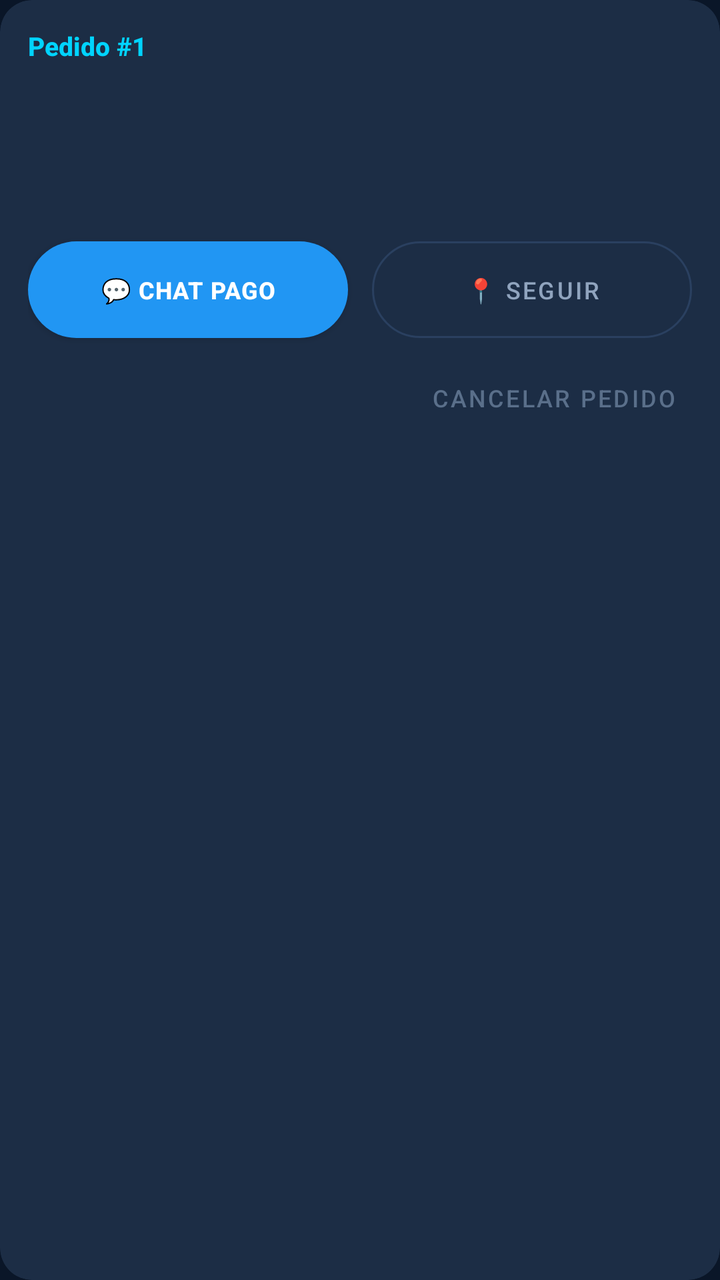
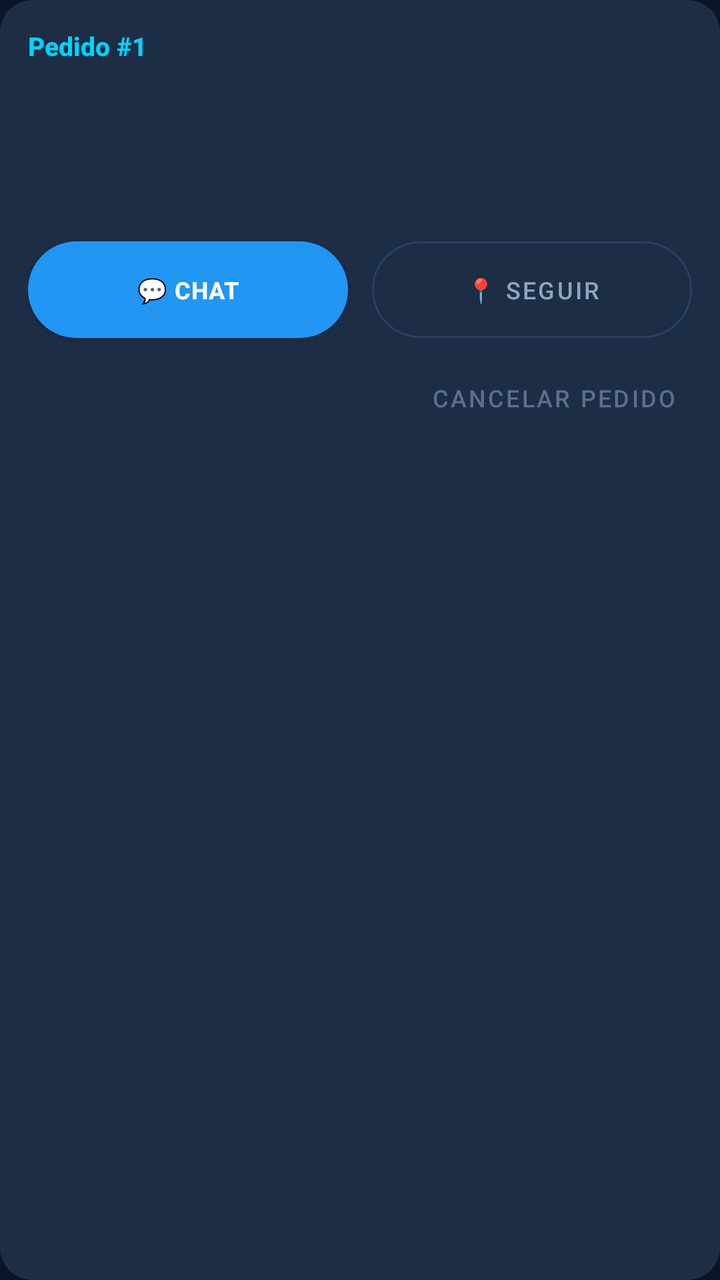

An Android layout rendered at two revisions. The XML below is the earlier revision; the diff shows what the commit changed to produce the second picture.
<!-- AndroidManifest.xml: application theme Theme.Zuppon -->
<!-- res/layout/item_active_order.xml -->
<?xml version="1.0" encoding="utf-8"?>
<androidx.cardview.widget.CardView
    xmlns:android="http://schemas.android.com/apk/res/android"
    xmlns:app="http://schemas.android.com/apk/res-auto"
    android:layout_width="match_parent"
    android:layout_height="wrap_content"
    android:layout_marginBottom="10dp"
    app:cardBackgroundColor="@color/zuppon_card_2"
    app:cardCornerRadius="16dp"
    app:cardElevation="0dp">

    <LinearLayout
        android:layout_width="match_parent"
        android:layout_height="wrap_content"
        android:orientation="vertical"
        android:padding="14dp">

        <TextView
            android:id="@+id/tv_active_order_title"
            android:layout_width="wrap_content"
            android:layout_height="wrap_content"
            android:text="Pedido #1"
            android:textColor="@color/zuppon_yellow"
            android:textSize="13sp"
            android:textStyle="bold" />

        <TextView
            android:id="@+id/tv_active_order_items"
            android:layout_width="match_parent"
            android:layout_height="wrap_content"
            android:layout_marginTop="4dp"
            android:textColor="@color/white"
            android:textSize="15sp"
            android:textStyle="bold" />

        <TextView
            android:id="@+id/tv_active_order_dest"
            android:layout_width="match_parent"
            android:layout_height="wrap_content"
            android:layout_marginTop="2dp"
            android:textColor="@color/zuppon_text_secondary"
            android:textSize="13sp" />

        <TextView
            android:id="@+id/tv_active_order_status"
            android:layout_width="match_parent"
            android:layout_height="wrap_content"
            android:layout_marginTop="8dp"
            android:textColor="@color/zuppon_accent"
            android:textSize="14sp"
            android:textStyle="bold" />

        <LinearLayout
            android:layout_width="match_parent"
            android:layout_height="wrap_content"
            android:layout_marginTop="12dp"
            android:orientation="horizontal">

            <com.google.android.material.button.MaterialButton
                android:id="@+id/btn_active_chat"
                style="@style/ZupponButton"
                android:layout_width="0dp"
                android:layout_height="wrap_content"
                android:layout_weight="1"
                android:layout_marginEnd="6dp"
                android:text="💬 Chat pago"
                android:textSize="12sp" />

            <com.google.android.material.button.MaterialButton
                android:id="@+id/btn_active_track"
                style="@style/ZupponButtonOutline"
                android:layout_width="0dp"
                android:layout_height="wrap_content"
                android:layout_weight="1"
                android:layout_marginStart="6dp"
                android:text="📍 Seguir"
                android:textSize="12sp" />
        </LinearLayout>

        <com.google.android.material.button.MaterialButton
            android:id="@+id/btn_active_cancel"
            style="@style/Widget.MaterialComponents.Button.TextButton"
            android:layout_width="wrap_content"
            android:layout_height="wrap_content"
            android:layout_gravity="end"
            android:text="Cancelar pedido"
            android:textColor="@color/zuppon_text_hint"
            android:textSize="12sp" />
    </LinearLayout>
</androidx.cardview.widget.CardView>
<!-- resources referenced by this layout -->
<resources>
  <color name="white">#FFFFFFFF</color>
  <color name="zuppon_accent">#FF2196F3</color>
  <color name="zuppon_card_2">#FF1C2D45</color>
  <color name="zuppon_text_hint">#FF5A6F8A</color>
  <color name="zuppon_text_secondary">#FF90A4BE</color>
  <color name="zuppon_yellow">#FF00D4FF</color>
  <style name="ZupponButton" parent="Widget.MaterialComponents.Button">
          <item name="backgroundTint">@color/zuppon_accent</item>
          <item name="android:textColor">@color/white</item>
          <item name="android:textSize">15sp</item>
          <item name="android:textStyle">bold</item>
          <item name="android:paddingTop">16dp</item>
          <item name="android:paddingBottom">16dp</item>
          <item name="cornerRadius">30dp</item>
          <item name="android:letterSpacing">0.03</item>
          <item name="elevation">0dp</item>
      </style>
  <style name="ZupponButtonOutline" parent="Widget.MaterialComponents.Button.OutlinedButton">
          <item name="strokeColor">@color/zuppon_divider_bright</item>
          <item name="android:textColor">@color/zuppon_text_secondary</item>
          <item name="android:textSize">15sp</item>
          <item name="android:paddingTop">16dp</item>
          <item name="android:paddingBottom">16dp</item>
          <item name="cornerRadius">30dp</item>
          <item name="elevation">0dp</item>
      </style>
  <style name="Theme.Zuppon" parent="Theme.MaterialComponents.DayNight.NoActionBar">
          <item name="colorPrimary">@color/zuppon_accent</item>
          <item name="colorPrimaryVariant">@color/zuppon_accent_dark</item>
          <item name="colorOnPrimary">@color/white</item>
          <item name="colorSecondary">@color/zuppon_yellow</item>
          <item name="colorSecondaryVariant">@color/zuppon_accent_dark</item>
          <item name="colorOnSecondary">@color/black</item>
          <item name="android:statusBarColor">@color/zuppon_primary_dark</item>
          <item name="android:windowBackground">@color/zuppon_primary</item>
          <item name="android:fontFamily">sans-serif-medium</item>
          
          <item name="android:windowAnimationStyle">@style/NoWindowAnimation</item>
      </style>
  <color name="zuppon_divider_bright">#FF2A4060</color>
  <color name="zuppon_accent_dark">#FF1565C0</color>
  <color name="black">#FF000000</color>
  <color name="zuppon_primary_dark">#FF060E1A</color>
  <color name="zuppon_primary">#FF0A1628</color>
  <style name="NoWindowAnimation">
          <item name="android:activityOpenEnterAnimation">@null</item>
          <item name="android:activityOpenExitAnimation">@null</item>
          <item name="android:activityCloseEnterAnimation">@null</item>
          <item name="android:activityCloseExitAnimation">@null</item>
          <item name="android:taskOpenEnterAnimation">@null</item>
          <item name="android:taskOpenExitAnimation">@null</item>
          <item name="android:taskCloseEnterAnimation">@null</item>
          <item name="android:taskCloseExitAnimation">@null</item>
      </style>
</resources>

<!-- the commit's change to res/layout/item_active_order.xml (unified diff, before → after) -->
@@ -63,7 +63,7 @@
                 android:layout_height="wrap_content"
                 android:layout_weight="1"
                 android:layout_marginEnd="6dp"
-                android:text="💬 Chat pago"
+                android:text="💬 Chat"
                 android:textSize="12sp" />
 
             <com.google.android.material.button.MaterialButton
